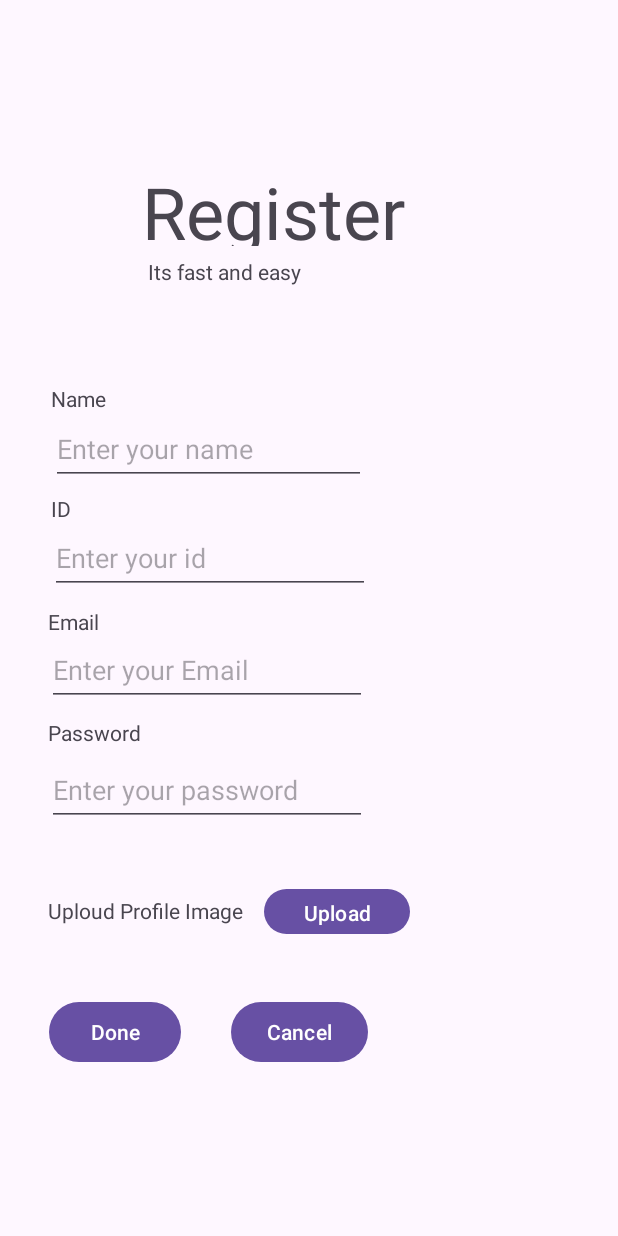
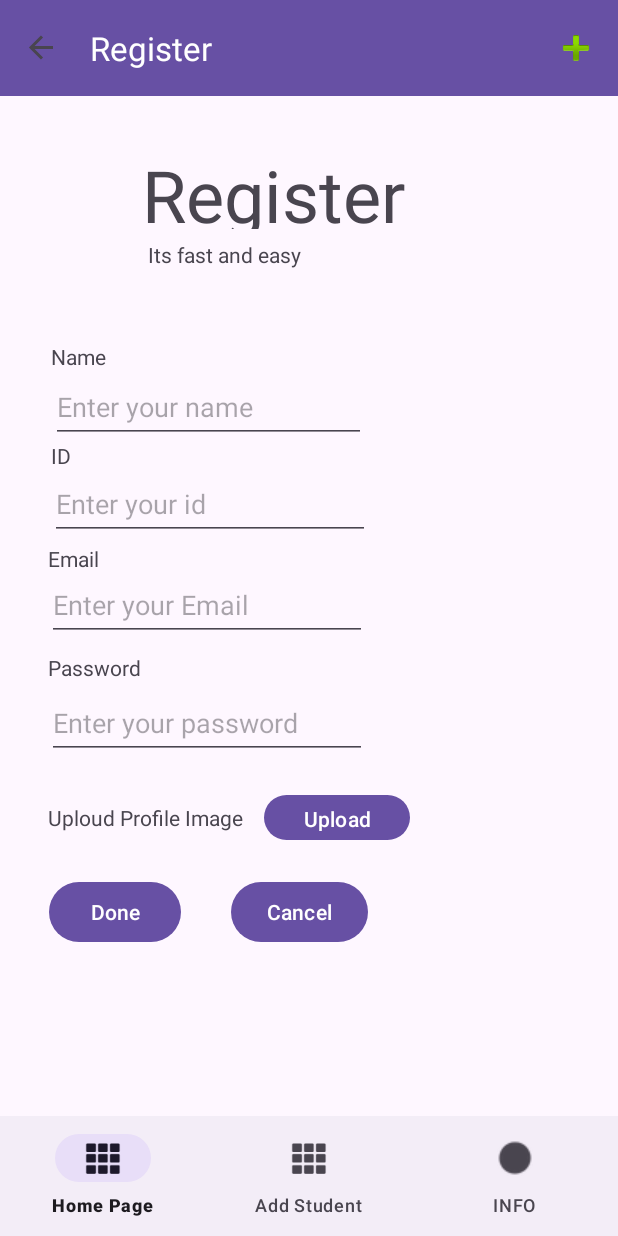
Before and after one commit to chenAmrani/SolveIt_project, an Android app: the screen it shows after launch (MainActivity), after a tap on "Register", on a phone screen of 412 x 824 dp. Run offline under Robolectric (Android 15) with nearby library versions, the phone set to English and light mode, and no system bars; our stand-ins replace navigation-ui.

Commit message:
nav graph

```diff
--- a/app/src/main/java/com/example/solveitproject/MainActivity.kt
+++ b/app/src/main/java/com/example/solveitproject/MainActivity.kt
@@ -2,27 +2,48 @@ package com.example.solveitproject
 
 import androidx.appcompat.app.AppCompatActivity
 import android.os.Bundle
+import android.view.Menu
 import android.view.MenuItem
+import androidx.appcompat.widget.Toolbar
 import androidx.navigation.NavController
 import androidx.navigation.fragment.NavHostFragment
 import androidx.navigation.ui.NavigationUI
 import com.google.android.material.bottomnavigation.BottomNavigationView
 
 class MainActivity : AppCompatActivity() {
-   private var navController: NavController? = null
+    private var navController: NavController? = null
     private val bottomNavigationView: BottomNavigationView? = null
 
 
     override fun onCreate(savedInstanceState: Bundle?) {
+
         super.onCreate(savedInstanceState)
         setContentView(R.layout.activity_main)
+        //set up the ToolBar
+        val toolbar: Toolbar = findViewById(R.id.toolbar)
+        setSupportActionBar(toolbar)
 
-        val navHostFragment: NavHostFragment?  = supportFragmentManager.findFragmentById(R.id.navHostMain) as? NavHostFragment
+        val navHostFragment: NavHostFragment? =
+            supportFragmentManager.findFragmentById(R.id.navHostMain) as? NavHostFragment
         navController = navHostFragment?.navController
-//        navController?.let { NavigationUI.setupActionBarWithNavController(this, it) }
+
+        navController?.let { NavigationUI.setupActionBarWithNavController(this, it) }
 
 
-}
+        val bottomNavigationView: BottomNavigationView =
+            findViewById(R.id.mainActivityBottomNavigationView)
+        navController?.let { NavigationUI.setupWithNavController(bottomNavigationView, it) }
+    }
+
+
+    //    private var isAddMenuItemVisible = true
+    override fun onCreateOptionsMenu(menu: Menu?): Boolean {
+        super.onCreateOptionsMenu(menu)
+        menuInflater.inflate(R.menu.menu, menu)
+//        val addMenuItem = menu?.findItem(R.id.addPersonPostFragment)
+//        addMenuItem?.isVisible = isAddMenuItemVisible
+        return true
+    }
 
     override fun onOptionsItemSelected(item: MenuItem): Boolean {
         return when (item.itemId) {
@@ -30,7 +51,8 @@ class MainActivity : AppCompatActivity() {
                 navController?.navigateUp()
                 true
             }
-            else -> navController?.let { NavigationUI.onNavDestinationSelected(item, it) } ?: super.onOptionsItemSelected(item)
+            else -> NavigationUI.onNavDestinationSelected(item, navController!!)
         }
     }
+
 }
--- a/app/src/main/res/layout/activity_main.xml
+++ b/app/src/main/res/layout/activity_main.xml
@@ -13,10 +13,39 @@
         android:id="@+id/navHostMain"
         android:name="androidx.navigation.fragment.NavHostFragment"
         android:layout_width="match_parent"
-        android:layout_height="match_parent"
-        android:layout_weight="1"
+        android:layout_height="0dp"
         app:defaultNavHost="true"
+        app:layout_constraintBottom_toTopOf="@+id/mainActivityBottomNavigationView"
+        app:layout_constraintEnd_toEndOf="parent"
+        app:layout_constraintHorizontal_bias="0.0"
+        app:layout_constraintStart_toStartOf="parent"
+        app:layout_constraintTop_toTopOf="parent"
+        app:layout_constraintVertical_bias="0.0"
         app:navGraph="@navigation/nav_graph" />
+
+    <androidx.appcompat.widget.Toolbar
+        android:id="@+id/toolbar"
+        android:layout_width="match_parent"
+        android:layout_height="?attr/actionBarSize"
+        android:background="?attr/colorPrimary"
+        app:titleTextColor="@android:color/white"
+        app:layout_constraintTop_toTopOf="parent"
+        app:layout_constraintStart_toStartOf="parent"
+        app:layout_constraintEnd_toEndOf="parent"/>
+
+
+    <com.google.android.material.bottomnavigation.BottomNavigationView
+        android:id="@+id/mainActivityBottomNavigationView"
+        android:layout_width="0dp"
+        android:layout_height="wrap_content"
+        app:layout_constraintBottom_toBottomOf="parent"
+        app:layout_constraintEnd_toEndOf="parent"
+        app:layout_constraintStart_toStartOf="parent"
+        app:menu="@menu/bottom_nav_menu" />
+
+
+
+
 
 
 </androidx.constraintlayout.widget.ConstraintLayout>
--- /dev/null
+++ b/app/src/main/res/menu/bottom_nav_menu.xml
@@ -0,0 +1,20 @@
+<?xml version="1.0" encoding="utf-8"?>
+<menu xmlns:app="http://schemas.android.com/apk/res-auto"
+    xmlns:android="http://schemas.android.com/apk/res/android">
+
+    <item
+        android:icon="@android:drawable/ic_dialog_dialer"
+        android:title="Home Page" />
+
+
+    <item
+        android:icon="@android:drawable/ic_dialog_dialer"
+        android:title="Add Student" />
+
+
+    <item
+        android:icon="@android:drawable/presence_invisible"
+        android:title="INFO" />
+
+
+</menu>
--- /dev/null
+++ b/app/src/main/res/menu/menu.xml
@@ -0,0 +1,10 @@
+<?xml version="1.0" encoding="utf-8"?>
+<menu xmlns:app="http://schemas.android.com/apk/res-auto"
+    xmlns:android="http://schemas.android.com/apk/res/android">
+
+    <item
+        android:id="@+id/menuItemActionBarAddStudent"
+        android:icon="@android:drawable/ic_input_add"
+        android:title="Item"
+        app:showAsAction="always" />
+</menu>
```
Also changed, not shown: build.gradle.kts (line endings or trailing spaces).
